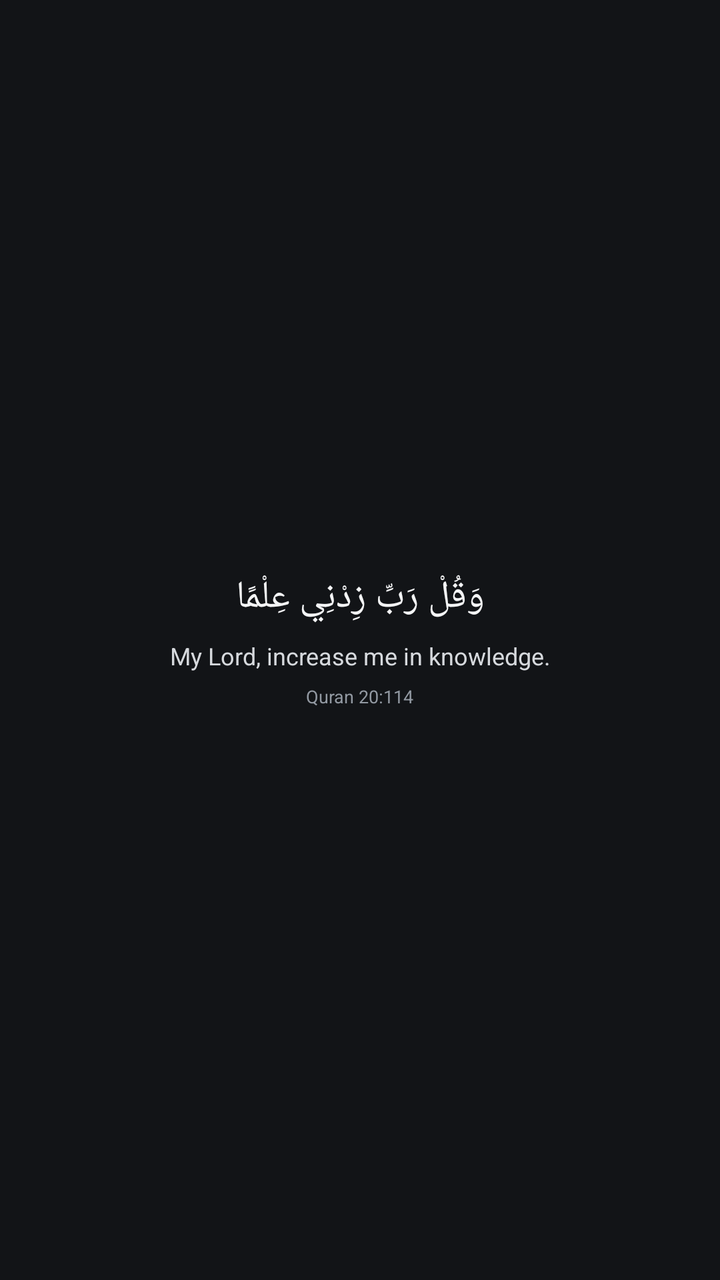
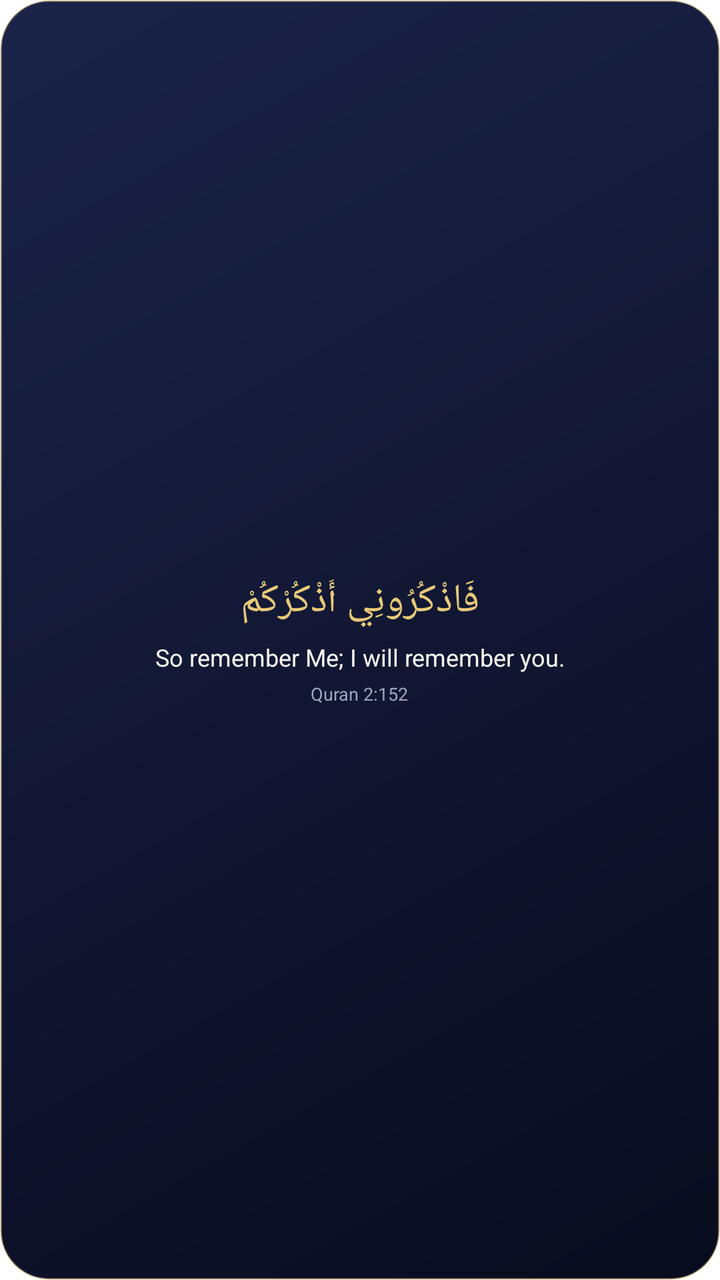

Before-and-after screenshots of an Android layout around one commit, followed by the original layout XML and the change that was made.
<!-- AndroidManifest.xml: fallback theme Theme.MaterialComponents.DayNight.NoActionBar -->
<!-- res/layout/widget_verse.xml -->
<LinearLayout xmlns:android="http://schemas.android.com/apk/res/android"
 android:layout_width="match_parent" android:layout_height="match_parent"
 android:orientation="vertical" android:gravity="center" android:padding="14dp"
 android:background="#121417">
 <TextView android:id="@+id/widget_verse_arabic" android:layout_width="match_parent"
  android:layout_height="wrap_content" android:text="وَقُلْ رَبِّ زِدْنِي عِلْمًا"
  android:textColor="#F4F5F6" android:textSize="19sp" android:gravity="center"
  android:layout_marginBottom="8dp"/>
 <TextView android:id="@+id/widget_verse_translation" android:layout_width="match_parent"
  android:layout_height="wrap_content" android:text="My Lord, increase me in knowledge."
  android:textColor="#D6D9DD" android:textSize="12sp" android:gravity="center"/>
 <TextView android:id="@+id/widget_verse_reference" android:layout_width="wrap_content"
  android:layout_height="wrap_content" android:text="Quran 20:114"
  android:textColor="#9299A2" android:textSize="9sp" android:layout_marginTop="6dp"/>
</LinearLayout>
<!-- resources referenced by this layout -->
<resources>

</resources>

<!-- the commit's change to res/layout/widget_verse.xml (unified diff, before → after) -->
@@ -1,15 +1,42 @@
+<?xml version="1.0" encoding="utf-8"?>
 <LinearLayout xmlns:android="http://schemas.android.com/apk/res/android"
- android:layout_width="match_parent" android:layout_height="match_parent"
- android:orientation="vertical" android:gravity="center" android:padding="14dp"
- android:background="#121417">
- <TextView android:id="@+id/widget_verse_arabic" android:layout_width="match_parent"
-  android:layout_height="wrap_content" android:text="وَقُلْ رَبِّ زِدْنِي عِلْمًا"
-  android:textColor="#F4F5F6" android:textSize="19sp" android:gravity="center"
-  android:layout_marginBottom="8dp"/>
- <TextView android:id="@+id/widget_verse_translation" android:layout_width="match_parent"
-  android:layout_height="wrap_content" android:text="My Lord, increase me in knowledge."
-  android:textColor="#D6D9DD" android:textSize="12sp" android:gravity="center"/>
- <TextView android:id="@+id/widget_verse_reference" android:layout_width="wrap_content"
-  android:layout_height="wrap_content" android:text="Quran 20:114"
-  android:textColor="#9299A2" android:textSize="9sp" android:layout_marginTop="6dp"/>
+    android:id="@+id/widget_root"
+    android:layout_width="match_parent"
+    android:layout_height="match_parent"
+    android:orientation="vertical"
+    android:gravity="center"
+    android:padding="16dp"
+    android:background="@drawable/widget_bg">
+
+    <TextView
+        android:id="@+id/widget_verse_arabic"
+        android:layout_width="match_parent"
+        android:layout_height="wrap_content"
+        android:text="فَاذْكُرُونِي أَذْكُرْكُمْ"
+        android:textColor="#E8C978"
+        android:textSize="20sp"
+        android:gravity="center"
+        android:maxLines="2"
+        android:ellipsize="end"/>
+
+    <TextView
+        android:id="@+id/widget_verse_translation"
+        android:layout_width="match_parent"
+        android:layout_height="wrap_content"
+        android:layout_marginTop="6dp"
+        android:text="So remember Me; I will remember you."
+        android:textColor="#F7F5EE"
+        android:textSize="12sp"
+        android:gravity="center"
+        android:maxLines="3"
+        android:ellipsize="end"/>
+
+    <TextView
+        android:id="@+id/widget_verse_reference"
+        android:layout_width="wrap_content"
+        android:layout_height="wrap_content"
+        android:layout_marginTop="4dp"
+        android:text="Quran 2:152"
+        android:textColor="#9DA5BB"
+        android:textSize="9sp"/>
 </LinearLayout>
<!-- resource entries referenced after the edit -->
@@ -1,5 +1,11 @@
 <!-- resources referenced by this layout -->
 <resources>
-
+  <!-- drawable widget_bg (drawable) -->
+  <?xml version="1.0" encoding="utf-8"?>
+  <shape xmlns:android="http://schemas.android.com/apk/res/android" android:shape="rectangle">
+      <gradient android:type="linear" android:angle="315" android:startColor="#FF1B2349" android:endColor="#FF080C1E"/>
+      <corners android:radius="24dp"/>
+      <stroke android:width="1dp" android:color="#59E8C978"/>
+  </shape>
 </resources>
 
